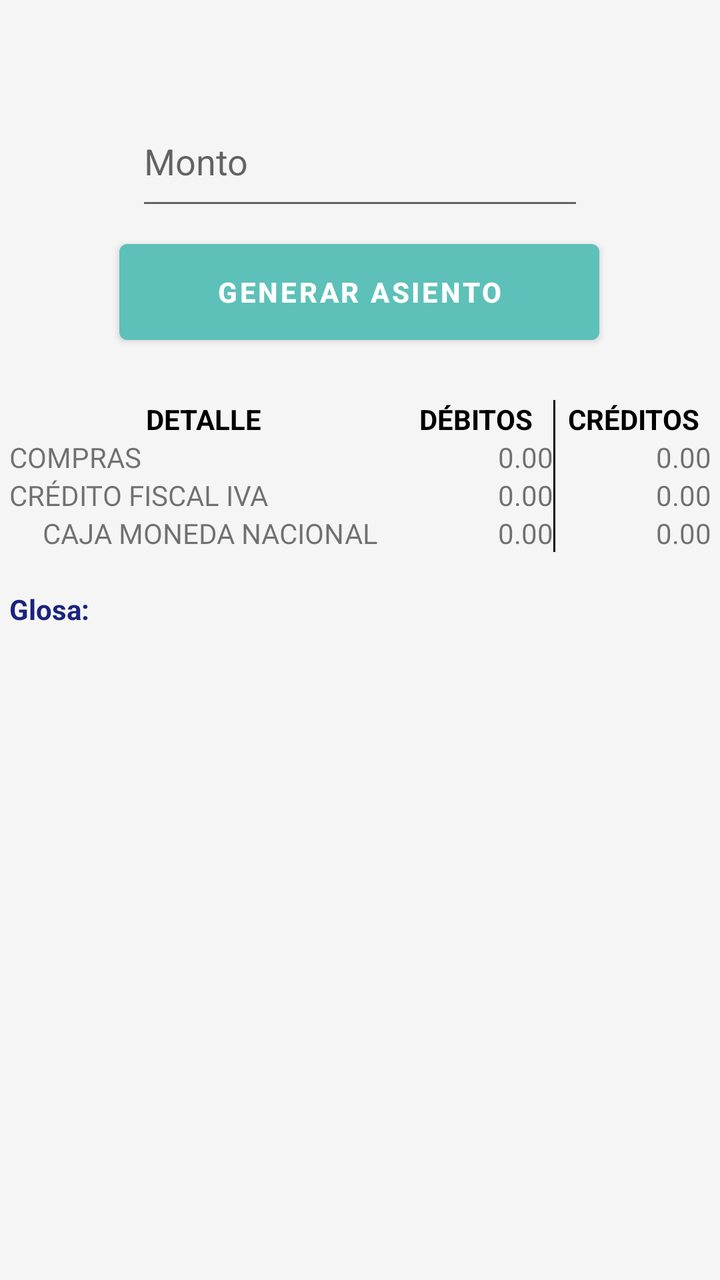
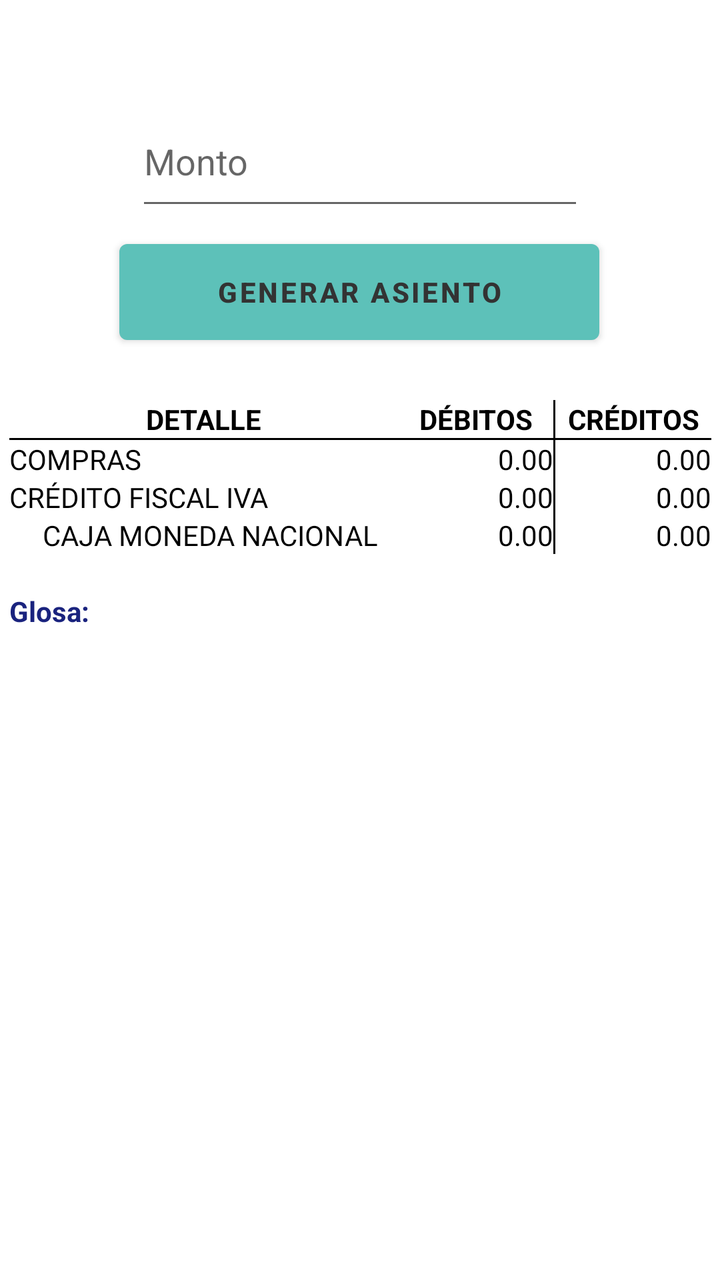

Compare the two renders of this Android layout. The source of the first and the diff that turns it into the second are given below.
<!-- AndroidManifest.xml: application theme Theme.ContabilidadBasicaBolivia -->
<!-- res/layout/activity_gasolina.xml -->
<?xml version="1.0" encoding="utf-8"?>
<androidx.constraintlayout.widget.ConstraintLayout
    xmlns:android="http://schemas.android.com/apk/res/android"
    xmlns:app="http://schemas.android.com/apk/res-auto"
    xmlns:tools="http://schemas.android.com/tools"
    android:layout_width="match_parent"
    android:layout_height="match_parent"
    android:background="#F5F5F5"
    tools:context="com.datos.contabilidadbasicabolivia.Gasolina">
    <EditText
        android:id="@+id/editTextNumber"
        android:layout_width="224dp"
        android:layout_height="62dp"
        android:layout_marginTop="48dp"
        android:ems="10"
        android:hint="Monto"
        android:inputType="text"
        android:textColor="@color/black"
        app:layout_constraintEnd_toEndOf="parent"
        app:layout_constraintStart_toStartOf="parent"
        app:layout_constraintTop_toTopOf="parent" />

    <Button
        android:id="@+id/button"
        android:layout_width="240dp"
        android:layout_height="60dp"
        android:layout_marginTop="6dp"
        android:onClick="Generar"
        android:text="Generar Asiento"
        android:textStyle="bold"
        android:textColor="#ffffff"
        android:theme="@style/button1"
        app:layout_constraintEnd_toEndOf="parent"
        app:layout_constraintHorizontal_bias="0.497"
        app:layout_constraintStart_toStartOf="parent"
        app:layout_constraintTop_toBottomOf="@+id/editTextNumber" />

    <TableLayout
        android:layout_width="351dp"
        android:layout_height="725dp"
        android:layout_marginTop="24dp"
        app:layout_constraintBottom_toBottomOf="parent"
        app:layout_constraintEnd_toEndOf="parent"
        app:layout_constraintStart_toStartOf="parent"
        app:layout_constraintTop_toBottomOf="@+id/button"
        app:layout_constraintVertical_bias="0.0">

        <TableRow
            android:layout_width="match_parent"
            android:layout_height="wrap_content">

            <TextView
                android:id="@+id/textView1"
                android:layout_width="0dp"
                android:layout_height="wrap_content"
                android:layout_weight="2.5"
                android:gravity="center"
                android:textColor="#000000"
                android:text="DETALLE"
                android:textStyle="bold" />

            <TextView
                android:id="@+id/textView2"
                android:layout_width="0dp"
                android:layout_height="wrap_content"
                android:layout_weight="1"
                android:gravity="center"
                android:textColor="#000000"
                android:text="DÉBITOS"
                android:textStyle="bold" />


            <View
                android:layout_width="1dp"
                android:layout_height="match_parent"
                android:background="#000000" />

            <TextView
                android:id="@+id/textView3"
                android:layout_width="0dp"
                android:layout_height="wrap_content"
                android:layout_weight="1"
                android:gravity="center"
                android:textColor="#000000"
                android:text="CRÉDITOS"
                android:textStyle="bold" />
        </TableRow>

        <TableRow
            android:layout_width="match_parent"
            android:layout_height="wrap_content">

            <TextView
                android:id="@+id/textView4"
                android:layout_width="0dp"
                android:layout_height="wrap_content"
                android:layout_weight="2.5"
                android:fontFamily="@font/sriracha"
                android:text="COMPRAS " />

            <TextView
                android:id="@+id/espacio_01"
                android:layout_width="0dp"
                android:layout_height="wrap_content"
                android:layout_weight="1"
                android:gravity="right"
                android:text="0.00" />

            <View
                android:layout_width="1dp"
                android:layout_height="match_parent"
                android:background="#000000" />

            <TextView
                android:id="@+id/espacio_02"
                android:layout_width="0dp"
                android:layout_height="wrap_content"
                android:layout_weight="1"
                android:gravity="right"
                android:text="0.00" />
        </TableRow>

        <TableRow
            android:layout_width="match_parent"
            android:layout_height="wrap_content">

            <TextView
                android:id="@+id/textView41"
                android:layout_width="0dp"
                android:layout_height="wrap_content"
                android:layout_weight="2.5"
                android:fontFamily="@font/sriracha"
                android:text="CRÉDITO FISCAL IVA" />

            <TextView
                android:id="@+id/espacio_03"
                android:layout_width="0dp"
                android:layout_height="wrap_content"
                android:layout_weight="1"
                android:gravity="right"
                android:text="0.00" />

            <View
                android:layout_width="1dp"
                android:layout_height="match_parent"
                android:background="#000000" />

            <TextView
                android:id="@+id/espacio_04"
                android:layout_width="0dp"
                android:layout_height="wrap_content"
                android:layout_weight="1"
                android:gravity="right"
                android:text="0.00" />
        </TableRow>

        <TableRow
            android:layout_width="match_parent"
            android:layout_height="wrap_content">

            <TextView
                android:id="@+id/textView31"
                android:layout_width="0dp"
                android:layout_height="wrap_content"
                android:layout_weight="2.5"
                android:fontFamily="@font/sriracha"
                android:text="     CAJA MONEDA NACIONAL" />

            <TextView
                android:id="@+id/espacio_05"
                android:layout_width="0dp"
                android:layout_height="wrap_content"
                android:layout_weight="1"
                android:gravity="right"
                android:text="0.00" />

            <View
                android:layout_width="1dp"
                android:layout_height="match_parent"
                android:background="#000000" />

            <TextView
                android:id="@+id/espacio_06"
                android:layout_width="0dp"
                android:layout_height="wrap_content"
                android:layout_weight="1"
                android:gravity="right"
                android:text="0.00" />
        </TableRow>

        <TableRow
            android:layout_width="match_parent"
            android:layout_height="wrap_content">

            <TextView
                android:id="@+id/glosanull"
                android:layout_width="0dp"
                android:layout_height="wrap_content"
                android:layout_weight="2.5"
                android:textStyle="bold" />
        </TableRow>

        <TableRow
            android:id="@+id/tableRow"
            android:layout_width="match_parent"
            android:layout_height="wrap_content">

            <TextView
                android:id="@+id/glosa_01"
                android:layout_width="0dp"
                android:layout_height="wrap_content"
                android:layout_weight="2.5"
                android:text="Glosa:"
                android:textColor="#1A237E"
                android:textStyle="bold" />
        </TableRow>

        <TableRow
            android:layout_width="match_parent"
            android:layout_height="wrap_content">

            <TextView
                android:id="@+id/glosanull2"
                android:layout_width="0dp"
                android:layout_height="wrap_content"
                android:layout_weight="2.5"
                android:textStyle="bold" />
        </TableRow>

        <TableRow
            android:layout_width="match_parent"
            android:layout_height="wrap_content">

            <TextView
                android:id="@+id/informacion"
                android:layout_width="0dp"
                android:layout_height="wrap_content"
                android:layout_weight="2.5"
                android:textColor="#402945"
                android:textStyle="bold" />
        </TableRow>

        <TableRow
            android:layout_width="match_parent"
            android:layout_height="wrap_content">

            <TextView
                android:id="@+id/notanull"
                android:layout_width="0dp"
                android:layout_height="wrap_content"
                android:layout_weight="2.5"
                android:textStyle="bold" />
        </TableRow>

        <TableRow
            android:layout_width="match_parent"
            android:layout_height="wrap_content">

            <TextView
                android:id="@+id/nota1"
                android:layout_width="0dp"
                android:layout_height="wrap_content"
                android:layout_weight="2.5"
                android:textColor="#402945"
                android:textStyle="bold" />
        </TableRow>

        <TableRow
            android:layout_width="match_parent"
            android:layout_height="wrap_content">

            <TextView
                android:id="@+id/notanull1"
                android:layout_width="0dp"
                android:layout_height="wrap_content"
                android:layout_weight="2.5"
                android:textColor="#402945"
                android:textStyle="bold" />
        </TableRow>

        <TableRow
            android:layout_width="match_parent"
            android:layout_height="wrap_content">

            <TextView
                android:id="@+id/nota2"
                android:layout_width="0dp"
                android:layout_height="wrap_content"
                android:layout_weight="2.5"
                android:textColor="#402945"
                android:textStyle="bold" />
        </TableRow>
    </TableLayout>

</androidx.constraintlayout.widget.ConstraintLayout>
<!-- resources referenced by this layout -->
<resources>
  <color name="black">#FF000000</color>
  <style name="button1" parent="Theme.AppCompat.Light.NoActionBar">
          <item name="colorPrimary">@color/red</item>
          <item name="colorPrimaryVariant">@color/lightGray</item>
          <item name="android:textColorPrimary">@color/navy</item>
          <item name="android:statusBarColor">@color/darkGreen</item>
      </style>
  <style name="Theme.ContabilidadBasicaBolivia" parent="Base.Theme.ContabilidadBasicaBolivia" />
  <color name="red">#5DC1B9</color>
  <color name="lightGray">#D3D3D3</color>
  <color name="navy">#000080</color>
  <color name="darkGreen">#006400</color>
  <style name="Base.Theme.ContabilidadBasicaBolivia" parent="Theme.MaterialComponents.DayNight.NoActionBar">
          
          
          <item name="colorPrimary">@color/white</item>
          <item name="colorPrimaryVariant">@color/black</item>
          <item name="android:textColorPrimary">@color/white</item>
          <item name="android:statusBarColor">@color/red</item>
  
      </style>
  <color name="white">#FFFFFFFF</color>
</resources>

<!-- the commit's change to res/layout/activity_gasolina.xml (unified diff, before → after) -->
@@ -5,7 +5,6 @@
     xmlns:tools="http://schemas.android.com/tools"
     android:layout_width="match_parent"
     android:layout_height="match_parent"
-    android:background="#F5F5F5"
     tools:context="com.datos.contabilidadbasicabolivia.Gasolina">
     <EditText
         android:id="@+id/editTextNumber"
@@ -28,7 +27,7 @@
         android:onClick="Generar"
         android:text="Generar Asiento"
         android:textStyle="bold"
-        android:textColor="#ffffff"
+        android:textColor="#333333"
         android:theme="@style/button1"
         app:layout_constraintEnd_toEndOf="parent"
         app:layout_constraintHorizontal_bias="0.497"
@@ -85,6 +84,10 @@
                 android:text="CRÉDITOS"
                 android:textStyle="bold" />
         </TableRow>
+        <View
+            android:layout_width="match_parent"
+            android:layout_height="1dp"
+            android:background="#000000" />
 
         <TableRow
             android:layout_width="match_parent"
@@ -96,6 +99,7 @@
                 android:layout_height="wrap_content"
                 android:layout_weight="2.5"
                 android:fontFamily="@font/sriracha"
+                android:textColor="@color/black"
                 android:text="COMPRAS " />
 
             <TextView
@@ -104,6 +108,7 @@
                 android:layout_height="wrap_content"
                 android:layout_weight="1"
                 android:gravity="right"
+                android:textColor="@color/black"
                 android:text="0.00" />
 
             <View
@@ -117,6 +122,7 @@
                 android:layout_height="wrap_content"
                 android:layout_weight="1"
                 android:gravity="right"
+                android:textColor="@color/black"
                 android:text="0.00" />
         </TableRow>
 
@@ -130,6 +136,7 @@
                 android:layout_height="wrap_content"
                 android:layout_weight="2.5"
                 android:fontFamily="@font/sriracha"
+                android:textColor="@color/black"
                 android:text="CRÉDITO FISCAL IVA" />
 
             <TextView
@@ -138,6 +145,7 @@
                 android:layout_height="wrap_content"
                 android:layout_weight="1"
                 android:gravity="right"
+                android:textColor="@color/black"
                 android:text="0.00" />
 
             <View
@@ -151,6 +159,7 @@
                 android:layout_height="wrap_content"
                 android:layout_weight="1"
                 android:gravity="right"
+                android:textColor="@color/black"
                 android:text="0.00" />
         </TableRow>
 
@@ -164,6 +173,7 @@
                 android:layout_height="wrap_content"
                 android:layout_weight="2.5"
                 android:fontFamily="@font/sriracha"
+                android:textColor="@color/black"
                 android:text="     CAJA MONEDA NACIONAL" />
 
             <TextView
@@ -172,6 +182,7 @@
                 android:layout_height="wrap_content"
                 android:layout_weight="1"
                 android:gravity="right"
+                android:textColor="@color/black"
                 android:text="0.00" />
 
             <View
@@ -185,6 +196,7 @@
                 android:layout_height="wrap_content"
                 android:layout_weight="1"
                 android:gravity="right"
+                android:textColor="@color/black"
                 android:text="0.00" />
         </TableRow>
 
